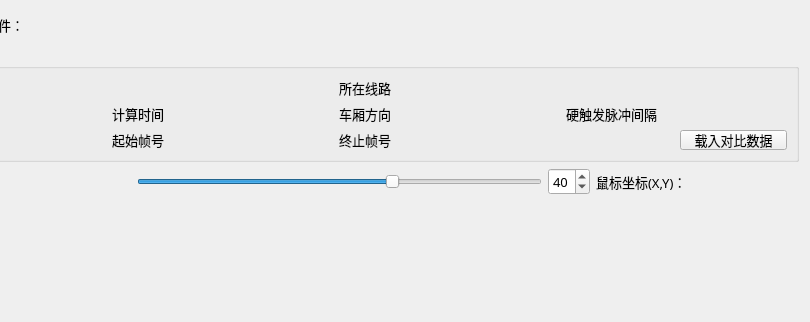
Old version of the form v1.0/module/filemanagers/src/gui/view_tvcalcumatfile.ui in the repository fanxiang090909/Railway-Tunnel-Construction-Dlearance-Measure-LanZhou; both pictures show x 138 to 948 and y 0 to 322 of the 948 by 740 pixel window.
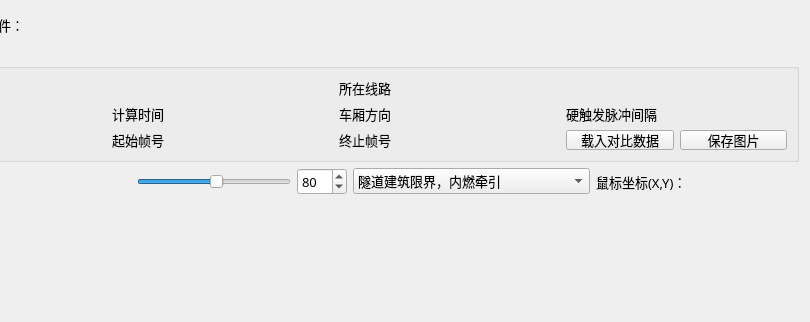
New version of the form. Icons and pictures are not drawn.

Diff of the .ui file:
```diff
--- a/v1.0/module/filemanagers/src/gui/view_tvcalcumatfile.ui
+++ b/v1.0/module/filemanagers/src/gui/view_tvcalcumatfile.ui
@@ -214,7 +214,7 @@
           </property>
          </widget>
         </item>
-        <item row="3" column="7">
+        <item row="3" column="6">
          <widget class="QPushButton" name="loadCompareDataButton">
           <property name="maximumSize">
            <size>
@@ -227,6 +227,19 @@
           </property>
          </widget>
         </item>
+        <item row="3" column="7">
+         <widget class="QPushButton" name="saveImageButton">
+          <property name="maximumSize">
+           <size>
+            <width>16777215</width>
+            <height>20</height>
+           </size>
+          </property>
+          <property name="text">
+           <string>保存图片</string>
+          </property>
+         </widget>
+        </item>
        </layout>
       </item>
      </layout>
@@ -236,7 +249,7 @@
     <layout class="QGridLayout" name="gridLayout_5">
      <item row="0" column="0">
       <layout class="QGridLayout" name="gridLayout_4">
-       <item row="0" column="5">
+       <item row="0" column="7">
         <widget class="QLabel" name="label_12">
          <property name="text">
           <string>鼠标坐标(X,Y)：</string>
@@ -279,10 +292,13 @@
           <number>5</number>
          </property>
          <property name="maximum">
-          <number>60</number>
+          <number>150</number>
          </property>
          <property name="value">
-          <number>40</number>
+          <number>80</number>
+         </property>
+         <property name="sliderPosition">
+          <number>80</number>
          </property>
          <property name="orientation">
           <enum>Qt::Horizontal</enum>
@@ -292,17 +308,20 @@
        <item row="0" column="4">
         <widget class="QSpinBox" name="spinBox">
          <property name="minimum">
-          <number>10</number>
+          <number>5</number>
          </property>
          <property name="maximum">
-          <number>60</number>
+          <number>150</number>
+         </property>
+         <property name="singleStep">
+          <number>1</number>
          </property>
          <property name="value">
-          <number>40</number>
+          <number>80</number>
          </property>
         </widget>
        </item>
-       <item row="0" column="6">
+       <item row="0" column="8">
         <widget class="QLabel" name="mouseX">
          <property name="minimumSize">
           <size>
@@ -315,7 +334,7 @@
          </property>
         </widget>
        </item>
-       <item row="0" column="7">
+       <item row="0" column="9">
         <widget class="QLabel" name="mouseY">
          <property name="minimumSize">
           <size>
@@ -328,6 +347,36 @@
          </property>
         </widget>
        </item>
+       <item row="0" column="5">
+        <widget class="QComboBox" name="comboBox">
+         <property name="minimumSize">
+          <size>
+           <width>200</width>
+           <height>0</height>
+          </size>
+         </property>
+         <item>
+          <property name="text">
+           <string>隧道建筑限界，内燃牵引</string>
+          </property>
+         </item>
+         <item>
+          <property name="text">
+           <string>隧道建筑限界，电力牵引</string>
+          </property>
+         </item>
+         <item>
+          <property name="text">
+           <string>双层集装箱隧道建筑限界，内燃牵引</string>
+          </property>
+         </item>
+         <item>
+          <property name="text">
+           <string>双层集装箱隧道建筑限界，电力牵引</string>
+          </property>
+         </item>
+        </widget>
+       </item>
       </layout>
      </item>
      <item row="1" column="0">
```
